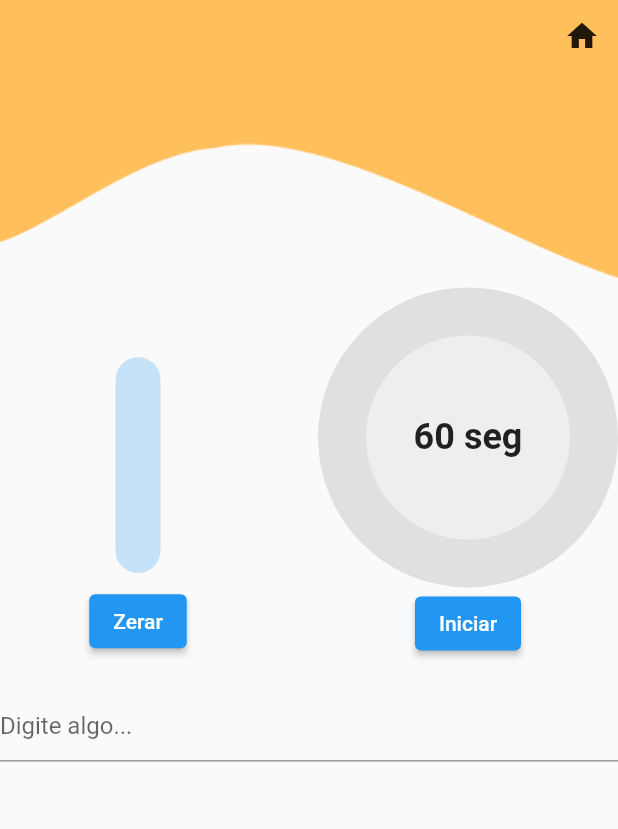
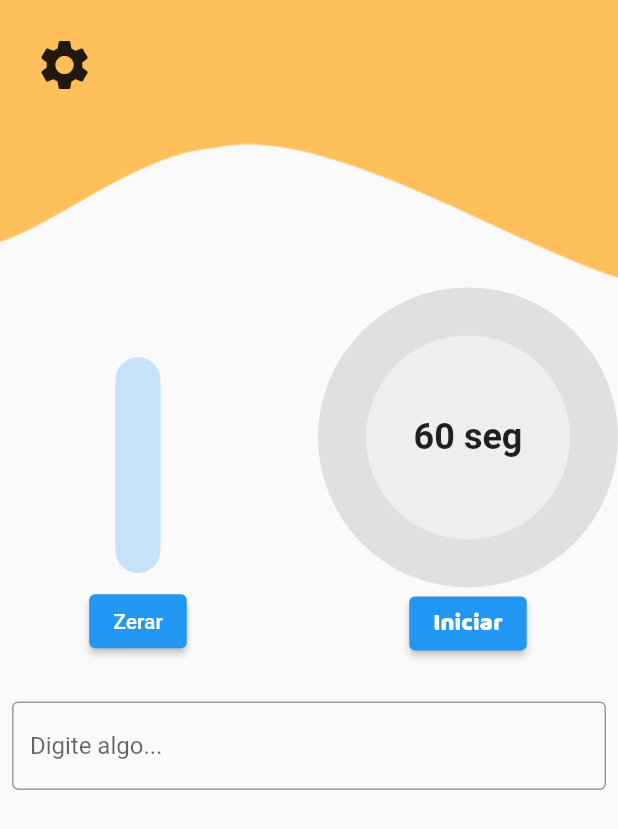
Before and after one commit to josivanphs/work, a Flutter app: the screen it shows after launch, on a phone screen of 412 x 824 dp. Shown: the top 829 px of the screen. Run offline on Flutter 3.47's test engine with Material 2 defaults, Android fonts, the phone set to English and light mode, and no system bars.

Commit message:
primeiro commit

```diff
--- a/lib/main.dart
+++ b/lib/main.dart
@@ -1,9 +1,10 @@
 import 'package:flutter/material.dart';
-import 'dart:math' as math;
+import 'dart:math';
 
 void main() {
   runApp(const MyApp());
 }
+
 class MyApp extends StatelessWidget {
   const MyApp({super.key});
   @override
@@ -13,7 +14,7 @@ class MyApp extends StatelessWidget {
       theme: ThemeData(
         primarySwatch: Colors.blue,
       ),
-      home: const MyHomePage(),
+      home: MyHomePage(),
     );
   }
 }
@@ -47,7 +48,7 @@ class _MyHomePageState extends State<MyHomePage>
     super.initState();
 
     _animationController = AnimationController(
-      duration: const Duration(seconds: 60),
+      duration: const Duration(seconds: 10),
       vsync: this,
     );
 
@@ -86,6 +87,8 @@ class _MyHomePageState extends State<MyHomePage>
 
   @override
   StatefulWidget build(BuildContext context) {
+    // ignore: prefer_typing_uninitialized_variables
+    var math;
     return Scaffold(
       body: Column(
         children: [
@@ -97,38 +100,72 @@ class _MyHomePageState extends State<MyHomePage>
                   fit: BoxFit.cover,
                 ),
                 Row(
-                  mainAxisAlignment: MainAxisAlignment.end,
+                  mainAxisAlignment: MainAxisAlignment.spaceBetween,
                   children: [
-                    IconButton(
-                      icon: const Icon(Icons.home),
+                    Padding(
+                      padding: const EdgeInsets.only(left: 15, top: 15),
+                      child: IconButton(
+                        icon: const Icon(
+                          Icons.settings,
+                          size: 40,
+                        ),
                         onPressed: () {
                           showDialog(
                             context: context,
                             builder: (BuildContext context) {
                               return AlertDialog(
-                              title: const Text('Configuraçoes'),
+                                title: const Text(
+                                  'Configuraçoes',
+                                  style: TextStyle(
+                                      fontFamily: 'Baloo',
+                                      fontSize: 25,
+                                      fontWeight: FontWeight.normal),
+                                ),
                                 content: StatefulBuilder(
                                   builder: (BuildContext context,
                                       StateSetter setState) {
                                     return SingleChildScrollView(
                                       child: Column(
                                         children: [
-                                        const Text('Horarios'),
+                                          const Text(
+                                            'Horarios',
+                                            style: TextStyle(
+                                                fontFamily: 'Baloo',
+                                                fontSize: 16,
+                                                fontWeight: FontWeight.normal),
+                                          ),
                                           const TextField(
                                             keyboardType: TextInputType.number,
                                             decoration: InputDecoration(
                                               border: OutlineInputBorder(),
                                               hintText: 'Tempo de Atividade',
                                             ),
+                                            style: TextStyle(
+                                                fontFamily: 'Baloo',
+                                                fontSize: 16,
+                                                fontWeight: FontWeight.normal),
                                           ),
+                                          SizedBox(height: 10,),
                                           const TextField(
                                             keyboardType: TextInputType.number,
                                             decoration: InputDecoration(
                                               border: OutlineInputBorder(),
                                               hintText: 'Tempo de Intervalo',
+
                                             ),
+                                            style: TextStyle(
+                                                fontFamily: 'Baloo',
+                                                fontSize: 16,
+                                                fontWeight: FontWeight.normal),
                                           ),
-                                        const Text('Botao Iniciar'),
+
+                                          const Text(
+                                            'Botao Iniciar',
+                                            style: TextStyle(
+                                                fontFamily: 'Baloo',
+                                                fontSize: 16,
+                                                fontWeight: FontWeight.normal),
+                                          ),
                                           Row(
                                             mainAxisAlignment:
                                                 MainAxisAlignment.spaceBetween,
@@ -138,7 +175,8 @@ class _MyHomePageState extends State<MyHomePage>
                                                   backgroundColor:
                                                       MaterialStateProperty
                                                           .resolveWith<Color>(
-                                                  (Set<MaterialState> states) {
+                                                    (Set<MaterialState>
+                                                        states) {
                                                       if (manualButton) {
                                                         return Colors
                                                             .grey; // Cor cinza para true
@@ -150,7 +188,8 @@ class _MyHomePageState extends State<MyHomePage>
                                                 ),
                                                 onPressed: () {
                                                   setState(() {
-                                                  manualButton = !manualButton;
+                                                    manualButton =
+                                                        !manualButton;
                                                     autoButton = !autoButton;
                                                   });
                                                 },
@@ -161,7 +200,8 @@ class _MyHomePageState extends State<MyHomePage>
                                                   backgroundColor:
                                                       MaterialStateProperty
                                                           .resolveWith<Color>(
-                                                  (Set<MaterialState> states) {
+                                                    (Set<MaterialState>
+                                                        states) {
                                                       if (autoButton) {
                                                         return Colors
                                                             .grey; // Cor cinza para true
@@ -173,7 +213,8 @@ class _MyHomePageState extends State<MyHomePage>
                                                 ),
                                                 onPressed: () {
                                                   setState(() {
-                                                  manualButton = !manualButton;
+                                                    manualButton =
+                                                        !manualButton;
                                                     autoButton = !autoButton;
                                                   });
                                                 },
@@ -212,7 +253,8 @@ class _MyHomePageState extends State<MyHomePage>
                                                       TextInputType.number,
                                                   decoration:
                                                       const InputDecoration(
-                                                  border: OutlineInputBorder(),
+                                                    border:
+                                                        OutlineInputBorder(),
                                                     hintText:
                                                         'Quantidade de Água Diária...',
                                                   ),
@@ -234,7 +276,8 @@ class _MyHomePageState extends State<MyHomePage>
                                             },
                                             child: Row(
                                               mainAxisAlignment:
-                                                MainAxisAlignment.spaceBetween,
+                                                  MainAxisAlignment
+                                                      .spaceBetween,
                                               children: [
                                                 const Text('Receber Dicas'),
                                                 Switch(
@@ -257,14 +300,16 @@ class _MyHomePageState extends State<MyHomePage>
                                             },
                                             child: Row(
                                               mainAxisAlignment:
-                                                MainAxisAlignment.spaceBetween,
+                                                  MainAxisAlignment
+                                                      .spaceBetween,
                                               children: [
                                                 const Text('Notificaçoes'),
                                                 Switch(
                                                   value: notificationButton,
                                                   onChanged: (value) {
                                                     setState(() {
-                                                    notificationButton = value;
+                                                      notificationButton =
+                                                          value;
                                                     });
                                                   },
                                                 ),
@@ -289,6 +334,7 @@ class _MyHomePageState extends State<MyHomePage>
                           );
                         },
                       ),
+                    ),
                   ],
                 ),
               ],
@@ -309,9 +355,8 @@ class _MyHomePageState extends State<MyHomePage>
                           const RoundSliderOverlayShape(overlayRadius: 20.0),
                     ),
                     child: Transform.rotate(
-                      angle: -90 *
-                          math.pi /
-                          180, // Gire o Slider em 90 graus no sentido anti-horário
+                      // Gire o Slider em 90 graus no sentido anti-horário
+                      angle: 90 * pi / 180,
                       child: Slider(
                         value: waterValue,
                         min: 0,
@@ -337,7 +382,9 @@ class _MyHomePageState extends State<MyHomePage>
                         context: context,
                         builder: (BuildContext context) {
                           return AlertDialog(
-                            title: const Text('Configuraçoes'),
+                            title: const Text(
+                              'Configuraçoes',
+                            ),
                             content: StatefulBuilder(
                               builder:
                                   (BuildContext context, StateSetter setState) {
@@ -423,9 +470,7 @@ class _MyHomePageState extends State<MyHomePage>
                           );
                         },
                       ).then((_) {
-                        setState(() {
-
-                        });
+                        setState(() {});
                       });
                     },
                     child:
@@ -473,19 +518,29 @@ class _MyHomePageState extends State<MyHomePage>
                         startAnimation();
                       }
                     },
-                    child: Text(isCountingDown ? 'Parar' : 'Iniciar'),
+                    child: Text(
+                      isCountingDown ? 'Parar' : 'Iniciar',
+                      style: const TextStyle(
+                          fontFamily: 'Baloo',
+                          fontSize: 16,
+                          fontWeight: FontWeight.normal),
+                    ),
                   ),
                 ],
               ),
             ],
           ),
           const SizedBox(height: 20),
-          const Expanded(
+          Padding(
+            padding: const EdgeInsets.all(8.0),
+            child: const Expanded(
               child: TextField(
                 decoration: InputDecoration(
                   hintText: 'Digite algo...',
+                  border: OutlineInputBorder(),
                 ),
                 maxLines: null,
+              ),
             ),
           ),
         ],
```
Also changed, not shown: pubspec.yaml (+4 -4 lines), assets/fonts/Baloo-Regular.ttf (added). Lines whose indentation alone changed are shown as unchanged.
